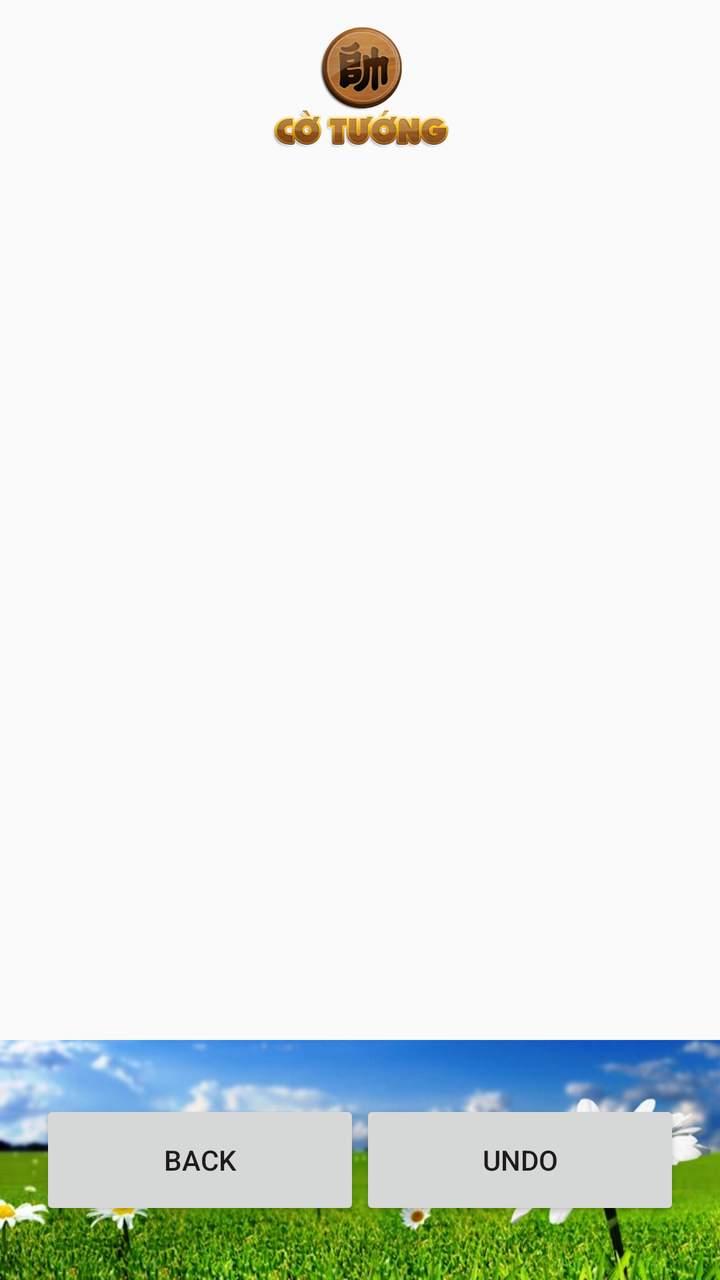
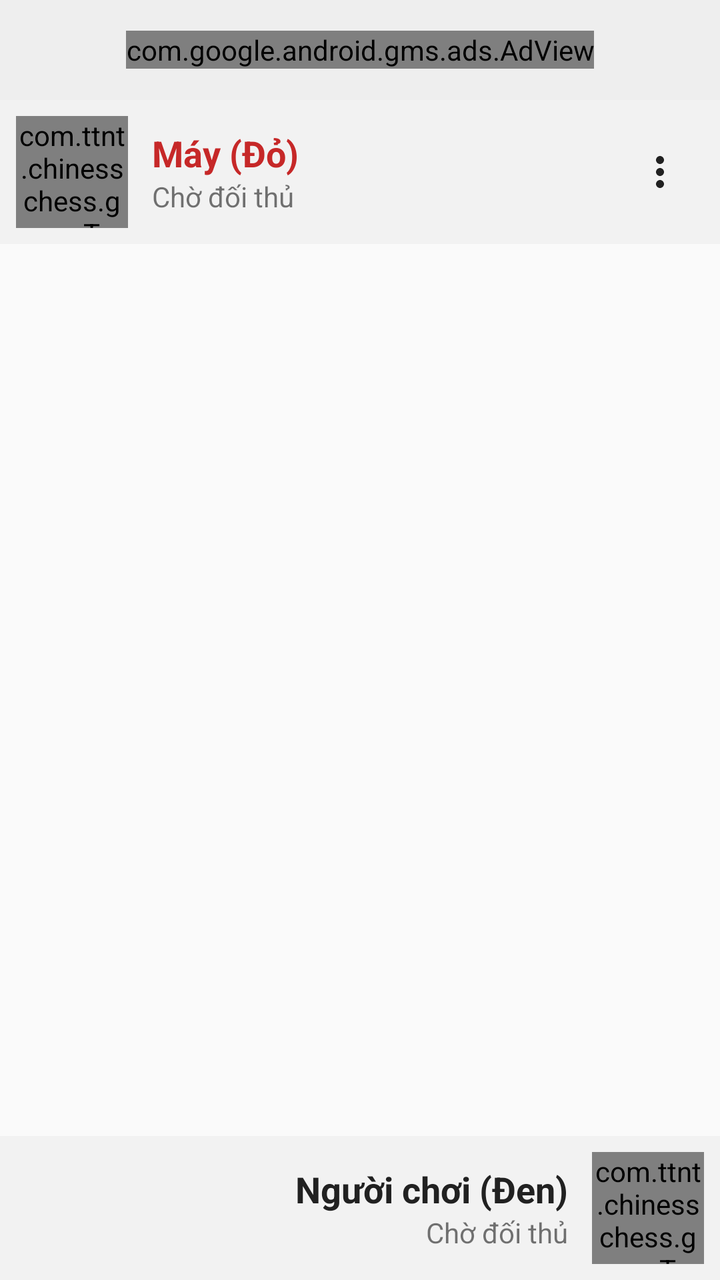

An Android layout rendered at two revisions. The XML below is the earlier revision; the diff shows what the commit changed to produce the second picture.
<!-- AndroidManifest.xml: application theme AppTheme -->
<!-- res/layout/game.xml -->
<LinearLayout xmlns:android="http://schemas.android.com/apk/res/android"
    xmlns:tools="http://schemas.android.com/tools"
    android:id="@+id/game_root"
    android:layout_width="match_parent"
    android:layout_height="match_parent"
    android:orientation="vertical">

    <ImageView
        android:layout_width="wrap_content"
        android:layout_height="90dp"
        android:scaleType="centerInside"
        android:src="@drawable/logo"
        tools:ignore="ContentDescription" />

    <LinearLayout
        android:id="@+id/layout"
        android:layout_width="match_parent"
        android:layout_height="0dp"
        android:layout_weight="1"
        android:orientation="vertical" />

    <LinearLayout
        android:layout_width="match_parent"
        android:layout_height="120dp"
        android:background="@drawable/down"
        android:gravity="center">

        <Button
            android:id="@+id/back_button"
            android:layout_width="160dp"
            android:layout_height="60dp"
            android:layout_gravity="center"
            android:text="@string/back_label"
            tools:ignore="ButtonStyle" />

        <Button
            android:id="@+id/undo_button"
            android:layout_width="160dp"
            android:layout_height="60dp"
            android:layout_gravity="center"
            android:text="@string/undo_label"
            tools:ignore="ButtonStyle" />
    </LinearLayout>

</LinearLayout>
<!-- resources referenced by this layout -->
<resources>
  <!-- drawable down: jpg bitmap (drawable, 53201 bytes) -->
  <!-- drawable logo: png bitmap (drawable, 102966 bytes) -->
  <string name="back_label">Back</string>
  <string name="undo_label">Undo</string>
  <style name="AppTheme" parent="Theme.AppCompat.Light.NoActionBar">
          <item name="colorPrimary">@color/colorPrimary</item>
          <item name="colorPrimaryDark">@color/colorPrimaryDark</item>
          <item name="colorAccent">@color/colorAccent</item>
      </style>
  <color name="colorPrimary">#3F51B5</color>
  <color name="colorPrimaryDark">#303F9F</color>
  <color name="colorAccent">#FF4081</color>
</resources>

<!-- the commit's change to res/layout/game.xml (unified diff, before → after) -->
@@ -1,16 +1,83 @@
 <LinearLayout xmlns:android="http://schemas.android.com/apk/res/android"
+    xmlns:ads="http://schemas.android.com/apk/res-auto"
     xmlns:tools="http://schemas.android.com/tools"
     android:id="@+id/game_root"
     android:layout_width="match_parent"
     android:layout_height="match_parent"
     android:orientation="vertical">
 
-    <ImageView
-        android:layout_width="wrap_content"
-        android:layout_height="90dp"
-        android:scaleType="centerInside"
-        android:src="@drawable/logo"
-        tools:ignore="ContentDescription" />
+    
+    <FrameLayout
+        android:layout_width="match_parent"
+        android:layout_height="@dimen/ad_banner_height"
+        android:background="@color/adBackground">
+
+        <TextView
+            android:id="@+id/ad_placeholder"
+            android:layout_width="match_parent"
+            android:layout_height="match_parent"
+            android:gravity="center"
+            android:text="@string/ad_placeholder"
+            android:textColor="@color/adPlaceholderText"
+            android:textSize="12sp" />
+
+        <com.google.android.gms.ads.AdView
+            android:id="@+id/ad_view"
+            android:layout_width="wrap_content"
+            android:layout_height="wrap_content"
+            android:layout_gravity="center"
+            ads:adSize="BANNER"
+            ads:adUnitId="@string/banner_ad_unit_id" />
+    </FrameLayout>
+
+    
+    <LinearLayout
+        android:id="@+id/computer_side"
+        android:layout_width="match_parent"
+        android:layout_height="wrap_content"
+        android:background="@color/sideIdle"
+        android:gravity="start|center_vertical"
+        android:orientation="horizontal"
+        android:padding="8dp">
+
+        <com.ttnt.chinesschess.game.TurnTimerView
+            android:id="@+id/computer_timer"
+            android:layout_width="56dp"
+            android:layout_height="56dp" />
+
+        <LinearLayout
+            android:layout_width="0dp"
+            android:layout_height="wrap_content"
+            android:layout_marginStart="12dp"
+            android:layout_weight="1"
+            android:gravity="start"
+            android:orientation="vertical">
+
+            <TextView
+                android:id="@+id/computer_name"
+                android:layout_width="wrap_content"
+                android:layout_height="wrap_content"
+                android:text="@string/computer_label"
+                android:textColor="@color/sideRed"
+                android:textSize="18sp"
+                android:textStyle="bold" />
+
+            <TextView
+                android:id="@+id/computer_status"
+                android:layout_width="wrap_content"
+                android:layout_height="wrap_content"
+                android:text="@string/status_waiting"
+                android:textSize="14sp" />
+        </LinearLayout>
+
+        <ImageButton
+            android:id="@+id/menu_button"
+            android:layout_width="44dp"
+            android:layout_height="44dp"
+            android:background="?attr/selectableItemBackgroundBorderless"
+            android:contentDescription="@string/menu_label"
+            android:src="@drawable/ic_more_vert" />
+    </LinearLayout>
 
     <LinearLayout
         android:id="@+id/layout"
@@ -19,27 +86,43 @@
         android:layout_weight="1"
         android:orientation="vertical" />
 
+    
     <LinearLayout
+        android:id="@+id/player_side"
         android:layout_width="match_parent"
-        android:layout_height="120dp"
-        android:background="@drawable/down"
-        android:gravity="center">
+        android:layout_height="wrap_content"
+        android:background="@color/sideIdle"
+        android:gravity="end|center_vertical"
+        android:orientation="horizontal"
+        android:padding="8dp">
 
-        <Button
-            android:id="@+id/back_button"
-            android:layout_width="160dp"
-            android:layout_height="60dp"
-            android:layout_gravity="center"
-            android:text="@string/back_label"
-            tools:ignore="ButtonStyle" />
+        <LinearLayout
+            android:layout_width="wrap_content"
+            android:layout_height="wrap_content"
+            android:layout_marginEnd="12dp"
+            android:gravity="end"
+            android:orientation="vertical">
 
-        <Button
-            android:id="@+id/undo_button"
-            android:layout_width="160dp"
-            android:layout_height="60dp"
-            android:layout_gravity="center"
-            android:text="@string/undo_label"
-            tools:ignore="ButtonStyle" />
+            <TextView
+                android:id="@+id/player_name"
+                android:layout_width="wrap_content"
+                android:layout_height="wrap_content"
+                android:text="@string/player_label"
+                android:textColor="@color/sideBlack"
+                android:textSize="18sp"
+                android:textStyle="bold" />
+
+            <TextView
+                android:id="@+id/player_status"
+                android:layout_width="wrap_content"
+                android:layout_height="wrap_content"
+                android:text="@string/status_waiting"
+                android:textSize="14sp" />
+        </LinearLayout>
+
+        <com.ttnt.chinesschess.game.TurnTimerView
+            android:id="@+id/player_timer"
+            android:layout_width="56dp"
+            android:layout_height="56dp" />
     </LinearLayout>
-
 </LinearLayout>
<!-- resource entries referenced after the edit -->
@@ -1,9 +1,28 @@
 <!-- resources referenced by this layout -->
 <resources>
-  <!-- drawable down: jpg bitmap (drawable, 53201 bytes) -->
-  <!-- drawable logo: png bitmap (drawable, 102966 bytes) -->
-  <string name="back_label">Back</string>
-  <string name="undo_label">Undo</string>
+  <color name="adBackground">#EEEEEE</color>
+  <color name="adPlaceholderText">#9E9E9E</color>
+  <color name="sideBlack">#212121</color>
+  <color name="sideIdle">#F2F2F2</color>
+  <color name="sideRed">#C62828</color>
+  <dimen name="ad_banner_height">50dp</dimen>
+  <!-- drawable ic_more_vert (drawable) -->
+  <vector xmlns:android="http://schemas.android.com/apk/res/android"
+      android:width="24dp"
+      android:height="24dp"
+      android:viewportWidth="24"
+      android:viewportHeight="24"
+      android:tint="@color/sideBlack">
+      <path
+          android:fillColor="#FFFFFF"
+          android:pathData="M12,8c1.1,0 2,-0.9 2,-2s-0.9,-2 -2,-2 -2,0.9 -2,2 0.9,2 2,2zM12,10c-1.1,0 -2,0.9 -2,2s0.9,2 2,2 2,-0.9 2,-2 -0.9,-2 -2,-2zM12,16c-1.1,0 -2,0.9 -2,2s0.9,2 2,2 2,-0.9 2,-2 -0.9,-2 -2,-2z" />
+  </vector>
+  <string name="ad_placeholder">Quảng cáo</string>
+  <string name="banner_ad_unit_id" translatable="false">ca-app-pub-3940256099942544/6300978111</string>
+  <string name="computer_label">Máy (Đỏ)</string>
+  <string name="menu_label">Menu</string>
+  <string name="player_label">Người chơi (Đen)</string>
+  <string name="status_waiting">Chờ đối thủ</string>
   <style name="AppTheme" parent="Theme.AppCompat.Light.NoActionBar">
           <item name="colorPrimary">@color/colorPrimary</item>
           <item name="colorPrimaryDark">@color/colorPrimaryDark</item>
